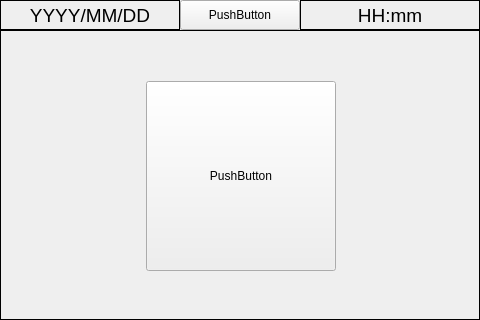
This is dev/src/BicycleFrontPanel/bicyclefrontmonitormainwindow.ui in CountrySideEngineer/BicycleFrontPanel as Qt 5 draws it before an edit. The edited form follows.
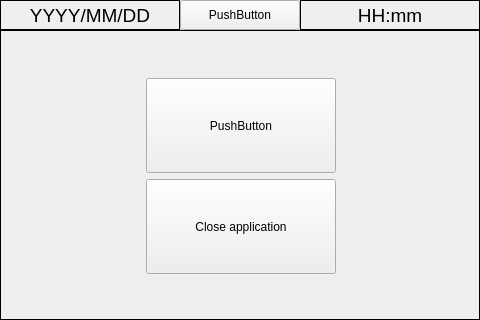
This is the edited form. The open tabs and pages were chosen to show the change. Custom widgets are drawn as their Qt base class.

Commit message:
Enable to quit application via button
-Update to enable to quit application when a quit button is clicked.
-Implements destructor of each class.
-Update view by adding button to quit application.

The edit to the form file:
```diff
--- a/dev/src/BicycleFrontPanel/bicyclefrontmonitormainwindow.ui
+++ b/dev/src/BicycleFrontPanel/bicyclefrontmonitormainwindow.ui
@@ -56,7 +56,13 @@
      <height>320</height>
     </size>
    </property>
-   <layout class="QGridLayout" name="gridLayout">
+   <layout class="QFormLayout" name="formLayout">
+    <property name="horizontalSpacing">
+     <number>0</number>
+    </property>
+    <property name="verticalSpacing">
+     <number>0</number>
+    </property>
     <property name="leftMargin">
      <number>0</number>
     </property>
@@ -69,10 +75,7 @@
     <property name="bottomMargin">
      <number>0</number>
     </property>
-    <property name="spacing">
-     <number>0</number>
-    </property>
-    <item row="1" column="0">
+    <item row="0" column="0">
      <widget class="QFrame" name="horizontalFrame">
       <property name="sizePolicy">
        <sizepolicy hsizetype="Fixed" vsizetype="Fixed">
@@ -238,7 +241,7 @@
       </layout>
      </widget>
     </item>
-    <item row="2" column="0">
+    <item row="1" column="0">
      <widget class="QStackedWidget" name="pageStack">
       <property name="sizePolicy">
        <sizepolicy hsizetype="Fixed" vsizetype="Fixed">
@@ -447,13 +450,13 @@
           <property name="minimumSize">
            <size>
             <width>190</width>
-            <height>190</height>
+            <height>95</height>
            </size>
           </property>
           <property name="maximumSize">
            <size>
             <width>190</width>
-            <height>190</height>
+            <height>95</height>
            </size>
           </property>
           <property name="text">
@@ -490,7 +493,7 @@
           </property>
          </spacer>
         </item>
-        <item row="2" column="1">
+        <item row="3" column="1">
          <spacer name="verticalSpacer">
           <property name="orientation">
            <enum>Qt::Vertical</enum>
@@ -516,6 +519,51 @@
           </property>
          </spacer>
         </item>
+        <item row="2" column="1">
+         <widget class="QPushButton" name="appCloseButton">
+          <property name="minimumSize">
+           <size>
+            <width>0</width>
+            <height>95</height>
+           </size>
+          </property>
+          <property name="maximumSize">
+           <size>
+            <width>16777215</width>
+            <height>95</height>
+           </size>
+          </property>
+          <property name="text">
+           <string>Close application</string>
+          </property>
+         </widget>
+        </item>
+        <item row="2" column="0">
+         <spacer name="horizontalSpacer_4">
+          <property name="orientation">
+           <enum>Qt::Horizontal</enum>
+          </property>
+          <property name="sizeHint" stdset="0">
+           <size>
+            <width>40</width>
+            <height>20</height>
+           </size>
+          </property>
+         </spacer>
+        </item>
+        <item row="2" column="2">
+         <spacer name="horizontalSpacer_5">
+          <property name="orientation">
+           <enum>Qt::Horizontal</enum>
+          </property>
+          <property name="sizeHint" stdset="0">
+           <size>
+            <width>40</width>
+            <height>20</height>
+           </size>
+          </property>
+         </spacer>
+        </item>
        </layout>
       </widget>
      </widget>
```
The commit also changes 7 other files.
